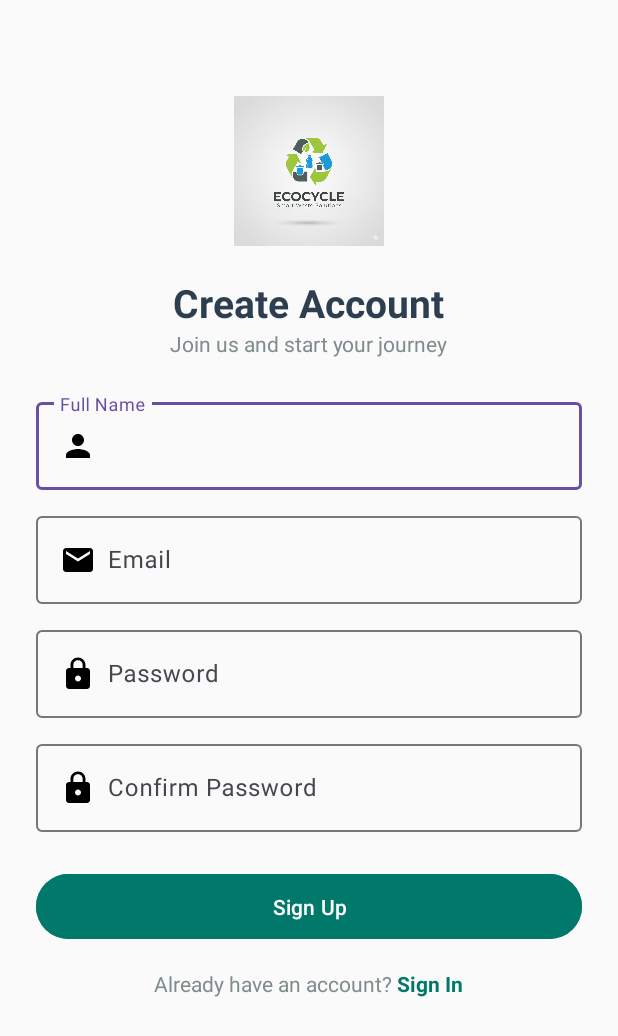
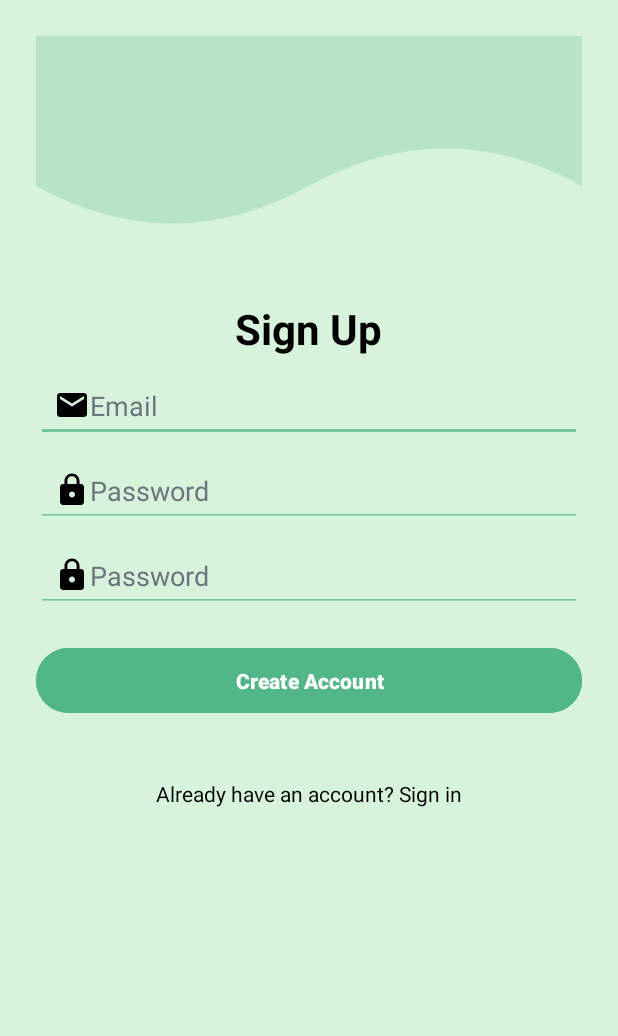
Before and after one commit to alvviinn/WasteManagementApp, an Android app: the layout activity_register.xml on its own in the app's theme, with its tools: preview values and no code run, on a phone screen of 412 x 824 dp. Shown: the top 1036 px of the screen. Run offline under Robolectric (Android 15) with nearby library versions, the phone set to English and light mode, and no system bars.

Commit message:
login ui and register ui consistent

```diff
--- /dev/null
+++ b/app/src/main/res/drawable/rounded_button.xml
@@ -0,0 +1,5 @@
+<shape xmlns:android="http://schemas.android.com/apk/res/android"
+    android:shape="rectangle">
+    <solid android:color="#58B46C"/>
+    <corners android:radius="25dp"/>
+</shape>
--- a/app/src/main/res/layout/activity_register.xml
+++ b/app/src/main/res/layout/activity_register.xml
@@ -1,147 +1,98 @@
 <?xml version="1.0" encoding="utf-8"?>
 <ScrollView xmlns:android="http://schemas.android.com/apk/res/android"
-    xmlns:app="http://schemas.android.com/apk/res-auto"
     xmlns:tools="http://schemas.android.com/tools"
+    android:id="@+id/main"
     android:layout_width="match_parent"
     android:layout_height="match_parent"
-    android:fillViewport="true"
-    android:background="#FAFAFA"
+    android:background="#D8F3DC"
+    android:padding="24dp"
     tools:context=".Register_Activity">
 
     <LinearLayout
         android:layout_width="match_parent"
         android:layout_height="wrap_content"
         android:orientation="vertical"
-        android:padding="24dp"
-        android:id="@+id/main"
-        android:gravity="center_horizontal">
+        android:gravity="center">
 
-        <!-- App Logo or Icon -->
-        <ImageView
-            android:id="@+id/signupLogo"
-            android:layout_width="100dp"
-            android:layout_height="100dp"
-            android:src="@drawable/gemini_generated"
-            android:layout_marginTop="40dp"
-            android:layout_gravity="center"/>
-
-        <!-- Page Title -->
+        <!-- Decorative Shape -->
+        <View
+            android:layout_width="match_parent"
+            android:layout_height="160dp"
+            android:background="@drawable/top_wave_green" />
+        <!-- Title -->
         <TextView
-            android:id="@+id/signupTitle"
             android:layout_width="wrap_content"
             android:layout_height="wrap_content"
-            android:text="Create Account"
-            android:textColor="#2C3E50"
-            android:textSize="26sp"
+            android:text="Sign Up"
+            android:textSize="28sp"
             android:textStyle="bold"
-            android:layout_marginTop="20dp"/>
+            android:textColor="#000000"
+            android:layout_marginTop="16dp"
+            android:layout_marginBottom="8dp"/>
 
-        <!-- Subtitle -->
-        <TextView
-            android:id="@+id/signupSubtitle"
-            android:layout_width="wrap_content"
-            android:layout_height="wrap_content"
-            android:text="Join us and start your journey"
-            android:textColor="#7F8C8D"
-            android:textSize="14sp"
-            android:layout_marginBottom="24dp"/>
-
-        <!-- Full Name Field -->
-        <com.google.android.material.textfield.TextInputLayout
-            android:layout_width="match_parent"
-            android:layout_height="wrap_content"
-            android:hint="Full Name">
-
-            <com.google.android.material.textfield.TextInputEditText
-                android:id="@+id/etFullName"
-                android:layout_width="match_parent"
-                android:layout_height="wrap_content"
-                android:inputType="textPersonName"
-                android:drawableStart="@drawable/ic_person"
-                android:drawablePadding="8dp"/>
-        </com.google.android.material.textfield.TextInputLayout>
-
-        <!-- Email Field -->
-        <com.google.android.material.textfield.TextInputLayout
+        <!-- Email -->
+        <EditText
+            android:id="@+id/emailInput"
             android:layout_width="match_parent"
             android:layout_height="wrap_content"
             android:hint="Email"
-            android:layout_marginTop="12dp">
+            android:drawableStart="@drawable/ic_email"
+            android:inputType="textEmailAddress"
+            android:backgroundTint="#74C69D"
+            android:textColor="#1B4332"
+            android:textColorHint="#6C757D"
+            android:padding="12dp"
+            android:layout_marginBottom="8dp"/>
 
-            <com.google.android.material.textfield.TextInputEditText
-                android:id="@+id/etEmail"
-                android:layout_width="match_parent"
-                android:layout_height="wrap_content"
-                android:inputType="textEmailAddress"
-                android:drawableStart="@drawable/ic_email"
-                android:drawablePadding="8dp"/>
-        </com.google.android.material.textfield.TextInputLayout>
-
-        <!-- Password Field -->
-        <com.google.android.material.textfield.TextInputLayout
+        <!-- Password -->
+        <EditText
+            android:id="@+id/passwordInput"
             android:layout_width="match_parent"
             android:layout_height="wrap_content"
             android:hint="Password"
-            android:layout_marginTop="12dp">
+            android:drawableStart="@drawable/ic_lock"
+            android:inputType="textPassword"
+            android:backgroundTint="#74C69D"
+            android:textColor="#1B4332"
+            android:textColorHint="#6C757D"
+            android:padding="12dp"
+            android:layout_marginBottom="8dp"/>
 
-            <com.google.android.material.textfield.TextInputEditText
-                android:id="@+id/etPassword"
-                android:layout_width="match_parent"
-                android:layout_height="wrap_content"
-                android:inputType="textPassword"
-                android:drawableStart="@drawable/ic_lock"
-                android:drawablePadding="8dp"/>
-        </com.google.android.material.textfield.TextInputLayout>
-
-        <!-- Confirm Password Field -->
-        <com.google.android.material.textfield.TextInputLayout
+        <!-- Confirm Password -->
+        <EditText
+            android:id="@+id/confirmPasswordInput"
             android:layout_width="match_parent"
             android:layout_height="wrap_content"
-            android:hint="Confirm Password"
-            android:layout_marginTop="12dp">
+            android:hint="Password"
+            android:drawableStart="@drawable/ic_lock"
+            android:inputType="textPassword"
+            android:backgroundTint="#74C69D"
+            android:textColor="#1B4332"
+            android:textColorHint="#6C757D"
+            android:padding="12dp"
+            android:layout_marginBottom="20dp"
+            />
 
-            <com.google.android.material.textfield.TextInputEditText
-                android:id="@+id/etConfirmPassword"
-                android:layout_width="match_parent"
-                android:layout_height="wrap_content"
-                android:inputType="textPassword"
-                android:drawableStart="@drawable/ic_lock"
-                android:drawablePadding="8dp"/>
-        </com.google.android.material.textfield.TextInputLayout>
-
-        <!-- Sign Up Button -->
+        <!-- Register Button -->
         <Button
-            android:id="@+id/btnSignUp"
+            android:id="@+id/registerBtn"
             android:layout_width="match_parent"
             android:layout_height="wrap_content"
-            android:text="Sign Up"
-            android:textAllCaps="false"
+            android:text="Create Account"
+            android:textStyle="bold"
             android:textColor="#FFFFFF"
-            android:backgroundTint="#00796B"
-            android:layout_marginTop="24dp"
-            android:padding="12dp"/>
+            android:backgroundTint="#52B788"
+            android:padding="12dp"
+            android:layout_marginBottom="24dp" />
 
-        <!-- Already have an account? -->
-        <LinearLayout
+        <!-- Login Link -->
+        <TextView
+            android:id="@+id/loginRedirect"
             android:layout_width="wrap_content"
             android:layout_height="wrap_content"
-            android:orientation="horizontal"
-            android:layout_marginTop="16dp">
-
-            <TextView
-                android:layout_width="wrap_content"
-                android:layout_height="wrap_content"
-                android:text="Already have an account?"
-                android:textColor="#7F8C8D"/>
-
-            <TextView
-                android:id="@+id/tvSignIn"
-                android:layout_width="wrap_content"
-                android:layout_height="wrap_content"
-                android:text=" Sign In"
-                android:textColor="#00796B"
-                android:textStyle="bold"/>
-        </LinearLayout>
+            android:text="Already have an account? Sign in"
+            android:textColor="#000000"
+            android:layout_marginTop="16dp" />
 
     </LinearLayout>
 </ScrollView>
```
Also changed, not shown: app/src/main/java/com/example/wastemanagementapp/Register_Activity.kt (+19 -68 lines), app/src/main/res/drawable/top_wave_shape.xml (added, +9 -0 lines).
